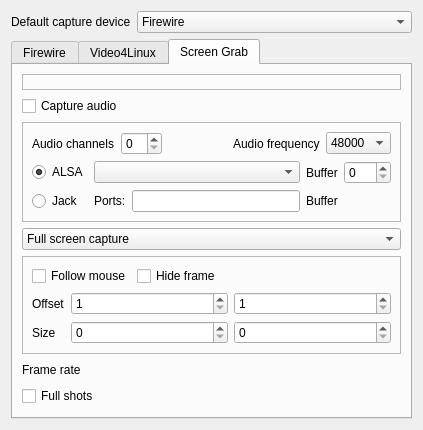
Qt form src/widgets/configcapture_ui.ui (KDE/kdenlive) before a commit.
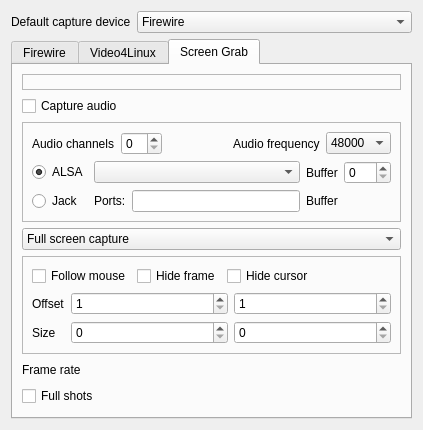
The same form after that commit. The open tabs and pages were chosen to show the change. Custom widgets are drawn as their Qt base class.

Commit message: Add option to hide mouse cursor when screen grab: http://kdenlive.org/mantis/view.php?id=1373

Diff of the .ui file:
```diff
--- a/src/widgets/configcapture_ui.ui
+++ b/src/widgets/configcapture_ui.ui
@@ -540,6 +540,13 @@
               </property>
              </widget>
             </item>
+            <item>
+             <widget class="QCheckBox" name="kcfg_rmd_hide_mouse">
+              <property name="text">
+               <string>Hide cursor</string>
+              </property>
+             </widget>
+            </item>
             <item>
              <spacer name="horizontalSpacer_4">
               <property name="orientation">
```
The commit also changes 2 other files.
